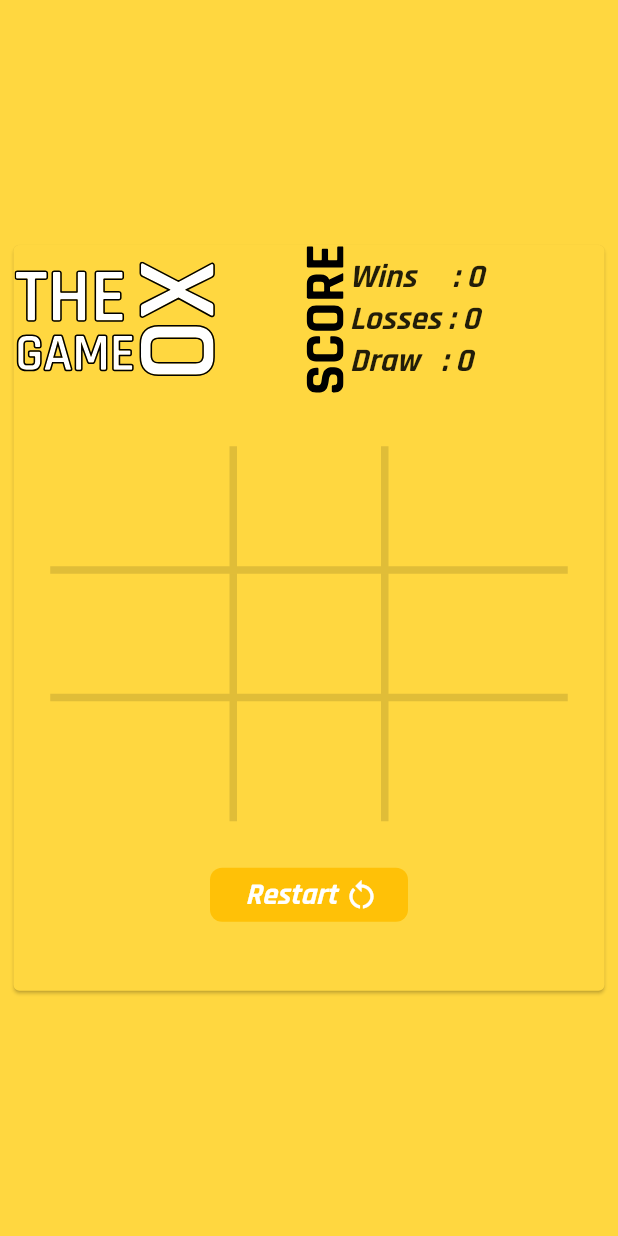
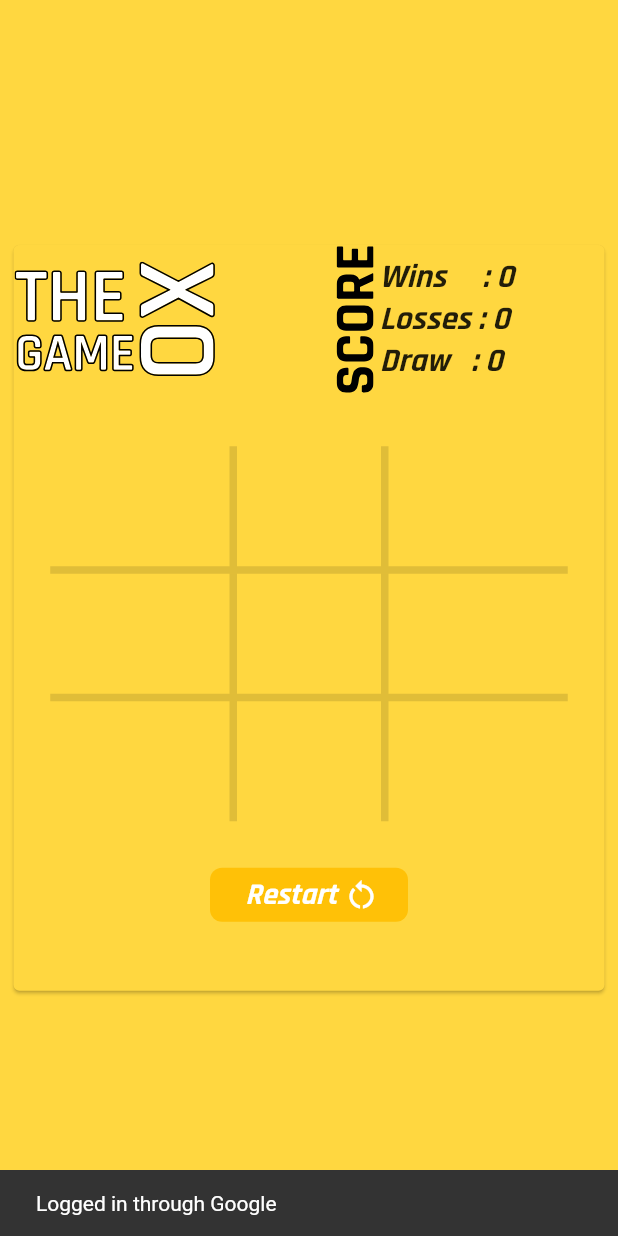
Before and after one commit to aaarc/TheXOGame, a Flutter app: the screen it shows after launch, after a tap on "Sign In with Google", on a phone screen of 412 x 824 dp. Run offline on Flutter 3.47's test engine with Material 2 defaults, Android fonts, the phone set to English and light mode, and no system bars; our stand-ins replace firebase_auth, flutter_svg, google_fonts, google_sign_in; missing offline and left inert: dart:ffi; accounts and stored records are empty.

Commit message:
Updated main.dart and login page

```diff
--- a/lib/login_page.dart
+++ b/lib/login_page.dart
@@ -22,11 +22,16 @@ class _Login_PageState extends State<Login_Page> {
       Padding(
         padding: const EdgeInsets.all(35.0),
 
+        child: Center(
           child: Padding(
             padding: const EdgeInsets.all(10.0),
             child: Column(mainAxisAlignment: MainAxisAlignment.center,children: [SvgPicture.asset("assets/big_logo.svg"),
               SizedBox(height: 75,),
               FlatButton(onPressed: (){
+                const snackBar2 = SnackBar(content: Text('Logged in as a Guest'),
+                );
+                ScaffoldMessenger.of(context).showSnackBar(snackBar2);
+
                 Navigator.push(context, MaterialPageRoute(builder: (context)=>main_page()));
               },color: Colors.amber ,child: Padding(
                 padding: const EdgeInsets.all(7.0),
@@ -41,6 +46,9 @@ class _Login_PageState extends State<Login_Page> {
 
               await GoogleSignIn().signIn().then((value) => acc);
               print("Sign Success");
+              const snackBar = SnackBar(content: Text('Logged in through Google'),
+              );
+              ScaffoldMessenger.of(context).showSnackBar(snackBar);
 
               Navigator.push(context, MaterialPageRoute(builder: (context)=>main_page()));
 
@@ -56,6 +64,7 @@ class _Login_PageState extends State<Login_Page> {
               )
               ,color: Colors.amber,shape: RoundedRectangleBorder(borderRadius: BorderRadius.circular(10)))],),
           ),
+        ),
       ),);
   }
 }
--- a/lib/main.dart
+++ b/lib/main.dart
@@ -94,7 +94,20 @@ class _main_pageState extends State<main_page> {
 
             if(signed_in_)
               {
-                await GoogleSignIn().disconnect();
+                try {
+                  await GoogleSignIn().disconnect();
+                  signed_in_ = false;
+                  const snackBar = SnackBar(
+                    content: Text('Logged out from Google'),
+                  );
+                  ScaffoldMessenger.of(context).showSnackBar(snackBar);
+                }
+                catch(e)
+            {
+              print(e);
+            }
+
+
 
               }
             Navigator.push(context, MaterialPageRoute(builder:(context)=>Login_Page() ));
@@ -120,7 +133,7 @@ class _main_pageState extends State<main_page> {
                 children: [Row(
                   children: [
                     SvgPicture.asset("assets/logo_svg.svg"),
-                    SizedBox(width: 60,),
+                    SizedBox(width: 80,),
                     SvgPicture.asset("assets/SCORE.svg"),
                     SizedBox(width: 4,),
                     Text("Wins     : $wins\nLosses : $loss\nDraw   : $draw",style: GoogleFonts.rajdhani(
@@ -1034,6 +1047,10 @@ class _main_pageState extends State<main_page> {
                 SizedBox(height: 25,)
                   ,FlatButton(onPressed: (){
                     restart_game();
+                    const snackBar1 = SnackBar(content: Text('Game Board has been ReSet'),
+                    );
+                    ScaffoldMessenger.of(context).showSnackBar(snackBar1);
+
                     setState(() {
 
                     });
```
Lines whose indentation alone changed are shown as unchanged.
